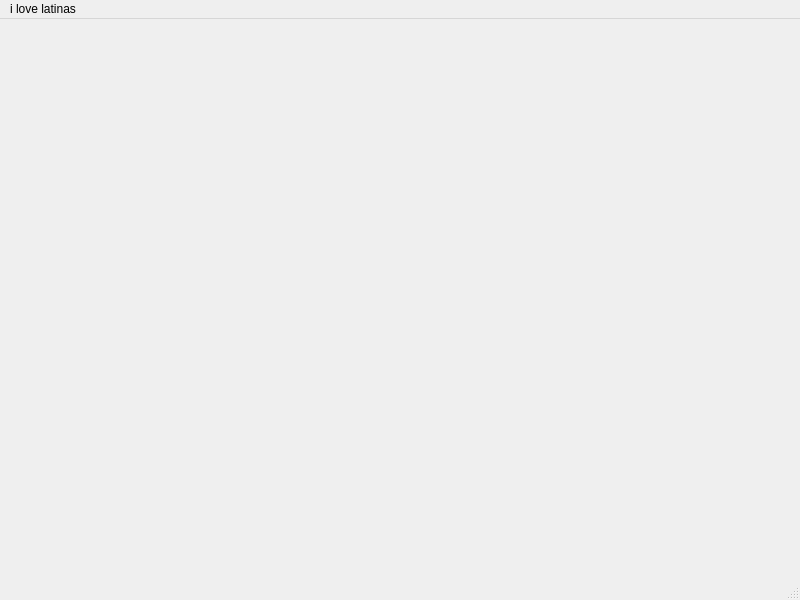
Above: mainwindow.ui from Sci-pio/TP6_INF1015 before the change. Below: the same form after it.
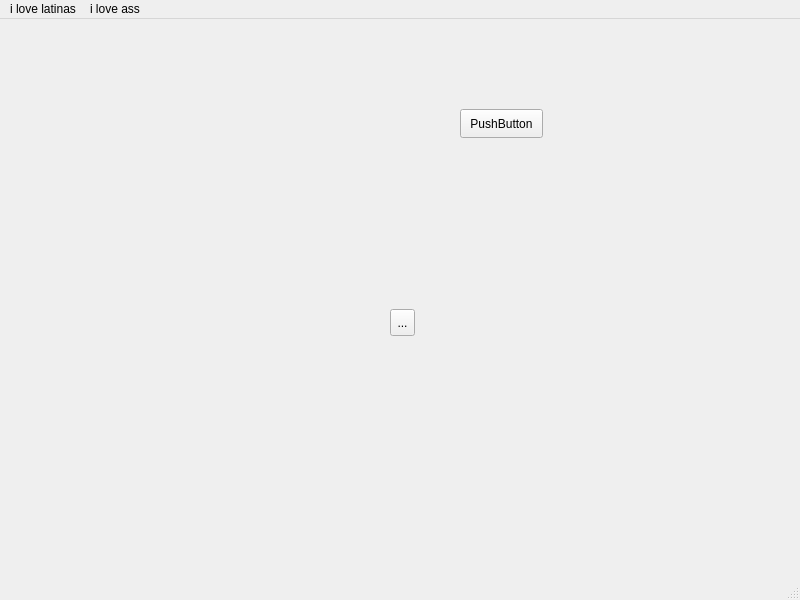
That is the form after the change.

Commit message: maaaaan i love latinas

```diff
--- a/mainwindow.ui
+++ b/mainwindow.ui
@@ -13,7 +13,34 @@
   <property name="windowTitle">
    <string>MainWindow</string>
   </property>
-  <widget class="QWidget" name="centralwidget"/>
+  <widget class="QWidget" name="centralwidget">
+   <widget class="QPushButton" name="pushButton">
+    <property name="geometry">
+     <rect>
+      <x>460</x>
+      <y>90</y>
+      <width>83</width>
+      <height>29</height>
+     </rect>
+    </property>
+    <property name="text">
+     <string>PushButton</string>
+    </property>
+   </widget>
+   <widget class="QToolButton" name="toolButton">
+    <property name="geometry">
+     <rect>
+      <x>390</x>
+      <y>290</y>
+      <width>25</width>
+      <height>27</height>
+     </rect>
+    </property>
+    <property name="text">
+     <string>...</string>
+    </property>
+   </widget>
+  </widget>
   <widget class="QMenuBar" name="menubar">
    <property name="geometry">
     <rect>
@@ -28,7 +55,13 @@
      <string>i love latinas</string>
     </property>
    </widget>
+   <widget class="QMenu" name="menui_love_ass">
+    <property name="title">
+     <string>i love ass</string>
+    </property>
+   </widget>
    <addaction name="menui_love_latinas"/>
+   <addaction name="menui_love_ass"/>
   </widget>
   <widget class="QStatusBar" name="statusbar"/>
   <action name="actionasas">
```
The commit also changes 5 other files.
